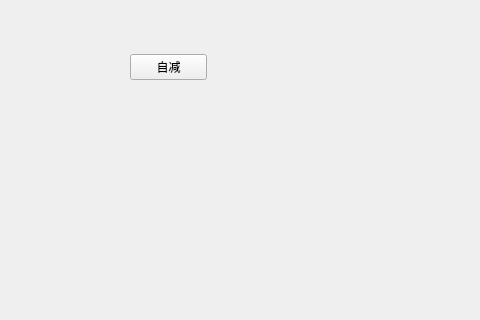
Old version of the form widget.ui in the repository wxiafbi/test; both pictures show x 0 to 480 and y 280 to 600 of the 800 by 600 pixel window.
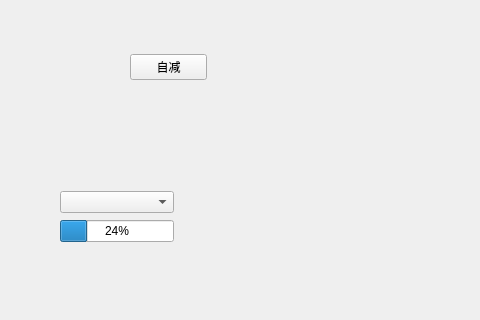
New version of the form.

What changed in the file:
```diff
--- a/widget.ui
+++ b/widget.ui
@@ -56,6 +56,28 @@
     </item>
    </layout>
   </widget>
+  <widget class="QWidget" name="">
+   <property name="geometry">
+    <rect>
+     <x>60</x>
+     <y>470</y>
+     <width>114</width>
+     <height>53</height>
+    </rect>
+   </property>
+   <layout class="QVBoxLayout" name="verticalLayout_2">
+    <item>
+     <widget class="QComboBox" name="comboBox"/>
+    </item>
+    <item>
+     <widget class="QProgressBar" name="progressBar">
+      <property name="value">
+       <number>24</number>
+      </property>
+     </widget>
+    </item>
+   </layout>
+  </widget>
  </widget>
  <resources/>
  <connections>
```
